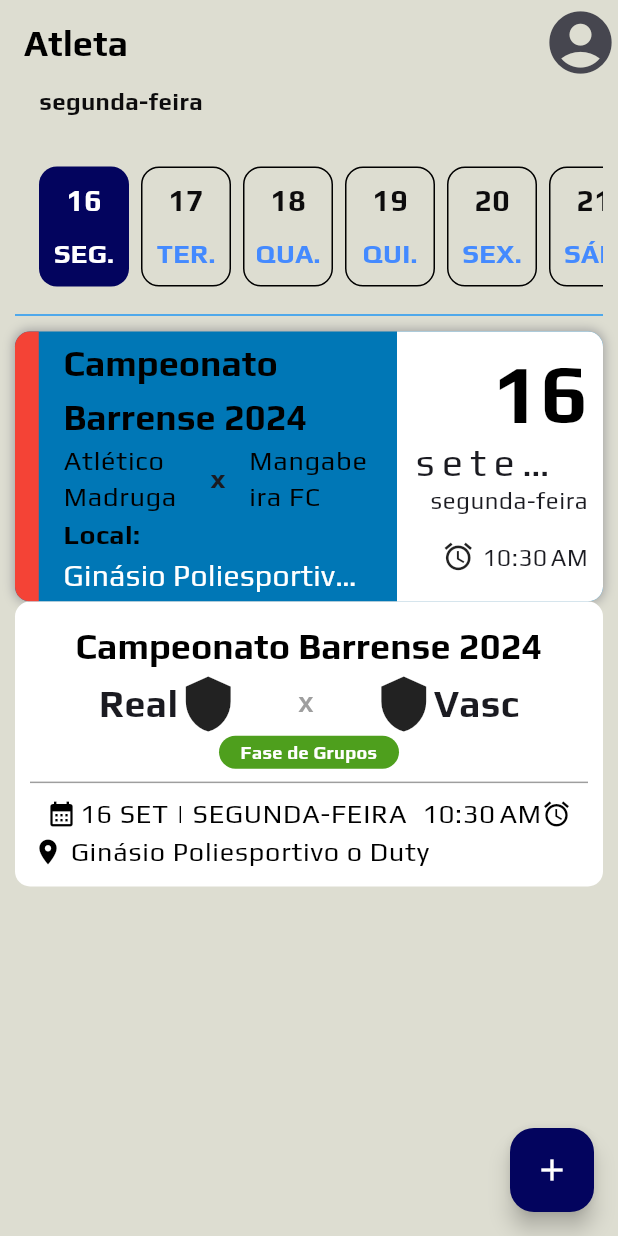
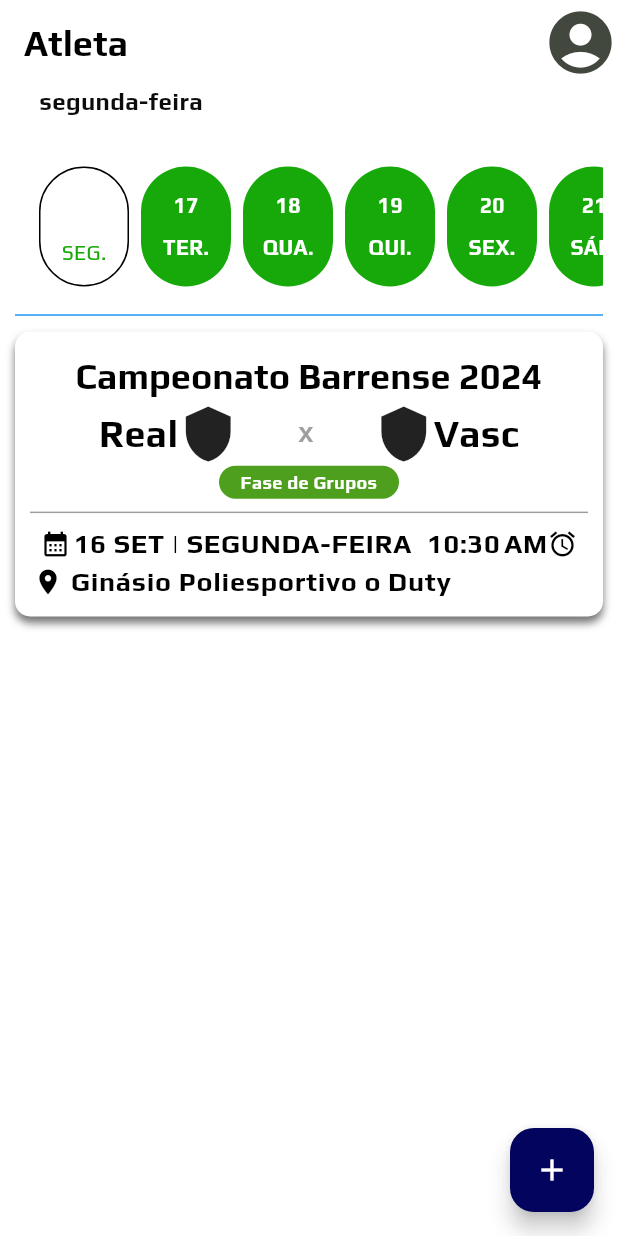
Before and after one commit to Ronnildo/Agenda_Fut, a Flutter app: the screen it shows after launch, after a tap on "Entrar", on a phone screen of 412 x 824 dp. Run offline on Flutter 3.47's test engine with Material 3 defaults, Android fonts, the phone set to English and light mode, and no system bars; drawn by our look-alikes of easy_date_timeline; our stand-ins replace firebase_core; accounts and stored records are empty; generated files the repository leaves out were written again.

Commit message:
refactoring UI

```diff
--- a/app/lib/src/core/theme.dart
+++ b/app/lib/src/core/theme.dart
@@ -5,10 +5,11 @@
     return ThemeData(
       useMaterial3: true,
       brightness: Brightness.light,
-      primaryColor: const Color(0xFF03045E),
+      primaryColor: const Color(0xFF17A909),
       colorScheme: ColorScheme.fromSeed(
-        seedColor: const Color(0xFF03045E),
-        background: const Color(0xFFDDDDD1),
+        seedColor: const Color(0xFF17A909),
+        background: const Color(0xFFFFFFFF),
+        primary: const Color(0xFF17A909),
       ),
       elevatedButtonTheme: ElevatedButtonThemeData(
         style: ElevatedButton.styleFrom(
@@ -30,45 +31,17 @@
         ),
       ),
       fontFamily: "Play",
-      textTheme: TextTheme(
-        // Textos comuns do código
-        bodySmall: const TextStyle(
-          fontSize: 16,
-          fontWeight: FontWeight.w300,
-        ),
-        bodyMedium: const TextStyle(
-          fontSize: 18,
-          fontWeight: FontWeight.bold,
-        ),
-        bodyLarge: const TextStyle(
-          fontSize: 20,
-          fontWeight: FontWeight.bold,
-        ),
-        //Display textos que precisam de um tom mais forte ou diferente
-        displaySmall: TextStyle(
-          fontSize: 12,
-          color: Colors.grey.withOpacity(0.8),
-          fontWeight: FontWeight.w600,
-        ),
-        displayLarge: const TextStyle(
-          color: Colors.black,
-          fontSize: 55,
-          fontWeight: FontWeight.bold,
-        ),
-        displayMedium: const TextStyle(
+      textTheme: const TextTheme(
+        /*
+         * Títulos Fonts que excedem 24 de tamanho
+         */
+        titleLarge: TextStyle(
           color: Colors.white,
           fontFamily: "BrunoAce",
           fontSize: 36,
           fontWeight: FontWeight.w600,
         ),
-        // Títulos Agenda, Card, Inputs
-        titleLarge: const TextStyle(
-          color: Colors.white,
-          fontFamily: "BrunoAce",
-          fontSize: 36,
-          fontWeight: FontWeight.w600,
-        ),
-        titleMedium: const TextStyle(
+        titleMedium: TextStyle(
           fontSize: 24,
           fontWeight: FontWeight.bold,
           color: Colors.black,
@@ -76,26 +49,66 @@
           wordSpacing: 0,
           letterSpacing: 0,
         ),
-        titleSmall: const TextStyle(
-          fontSize: 14,
+        titleSmall: TextStyle(
+          fontSize: 18,
           color: Colors.black,
           fontWeight: FontWeight.bold,
         ),
-        labelLarge: const TextStyle(
-          fontSize: 26,
-          fontWeight: FontWeight.w500,
-          letterSpacing: 5,
+        /**
+         * Textos pequenos entre 15 e 20 de tamanho
+         */
+        bodyLarge: TextStyle(
+          fontSize: 20,
+          fontWeight: FontWeight.bold,
+          color: Color(0xFF17A909),
+        ),
+        bodyMedium: TextStyle(
+          fontSize: 16,
+          fontWeight: FontWeight.bold,
+          color: Color(0xFF000000),
+        ),
+        bodySmall: TextStyle(
+          fontSize: 14,
+          fontWeight: FontWeight.w600,
+          color: Colors.black,
+        ),
+        /**
+         * Textos que precisam de uam formatação diferente
+        */
+        displayLarge: TextStyle(
+          color: Colors.black,
+          fontSize: 55,
+          fontWeight: FontWeight.bold,
+        ),
+        displayMedium: TextStyle(
+          color: Colors.white,
+          fontSize: 18,
+          fontWeight: FontWeight.w600,
+        ),
+        displaySmall: TextStyle(
+          fontSize: 12,
+          color: Color(0xFF484646),
+          fontWeight: FontWeight.w600,
+        ),
+        /**
+         * Textos de uso em caixas de textos ou interações com usuário
+         */
+        labelLarge: TextStyle(
+          fontSize: 18,
+          fontWeight: FontWeight.w600,
+          color: Colors.black,
+          letterSpacing: 3,
           height: 0,
         ),
-        labelMedium: const TextStyle(
+        labelMedium: TextStyle(
+          color: Colors.black,
+          fontWeight: FontWeight.w600,
+          fontSize: 18,
+        ),
+        labelSmall: TextStyle(
+          fontSize: 14,
           color: Colors.black,
           fontWeight: FontWeight.w300,
-          fontSize: 18,
-        ),
-        labelSmall: const TextStyle(
-          fontSize: 16,
-          color: Colors.black,
-          fontWeight: FontWeight.bold,
         ),
       ),
     );
--- a/app/lib/src/features/pages/auth/login_page.dart
+++ b/app/lib/src/features/pages/auth/login_page.dart
@@ -46,16 +46,16 @@
           children: [
             const CustomTitle(heightdiv: 2.8,),
             CustomInput(
-              label: "Digite seu E-mail",
-              hintText: "atleta@agenda.com",
+              label: "E-mail",
+              hintText: "Digite seu E-mail",
               controller: _emailController,
               icon: Icons.mail,
               obscureText: false,
               error: "",
             ),
             CustomInput(
-              label: "Digite sua Senha",
-              hintText: "atleta@123",
+              label: "Senha",
+              hintText: "Digite sua Senha",
               controller: _passController,
               icon: Icons.visibility,
               obscureText: true,
@@ -77,7 +77,7 @@
                   ),
                   child: Text(
                     "Esqueceu a senha?",
-                    style: Theme.of(context).textTheme.titleSmall,
+                    style: Theme.of(context).textTheme.bodySmall,
                     selectionColor: Colors.blue,
                   ),
                 ),
@@ -95,7 +95,7 @@
                     alignment: Alignment.centerLeft,
                     child: Text(
                       "Não tem uma Conta?",
-                      style: Theme.of(context).textTheme.titleSmall,
+                      style: Theme.of(context).textTheme.bodySmall,
                     ),
                   ),
                   Padding(
@@ -107,13 +107,13 @@
                           56,
                         ),
                         shape: RoundedRectangleBorder(
-                          borderRadius: BorderRadius.circular(10),
+                          borderRadius: BorderRadius.circular(5),
                         ),
                       ),
                       onPressed: register,
                       child: Text(
                         "Cadastre-se Agora",
-                        style: Theme.of(context).textTheme.bodyMedium,
+                        style: Theme.of(context).textTheme.labelLarge,
                       ),
                     ),
                   ),
--- a/app/lib/src/features/pages/home/home_page.dart
+++ b/app/lib/src/features/pages/home/home_page.dart
@@ -1,4 +1,3 @@
-
 import 'package:app/src/features/pages/details/details_page.dart';
 import 'package:app/src/features/pages/home/insert_page.dart';
 import 'package:app/src/features/pages/auth/perfil_page.dart';
@@ -84,10 +83,67 @@
         child: SingleChildScrollView(
           child: Column(
             children: [
-              ScrollCalendar(
-                timelineController: _easyInfiniteDateTimelineController,
+              EasyInfiniteDateTimeLine(
+                controller: _easyInfiniteDateTimelineController,
+                firstDate: DateTime.now(),
                 focusDate: _focusDate,
-                focusChange: () => focusChange(selectDate),
+                lastDate: DateTime(2102),
+                onDateChange: focusChange,
+                locale: 'pt',
+                activeColor: Colors.white,
+                dayProps: EasyDayProps(
+                  width: 60,
+                  height: 80,
+                  dayStructure: DayStructure.dayNumDayStr,
+                  todayHighlightColor: Theme.of(context).colorScheme.primary,
+                  todayHighlightStyle: TodayHighlightStyle.withBackground,
+                  todayStyle: DayStyle(
+                    decoration: BoxDecoration(
+                      color: Theme.of(context).colorScheme.primary,
+                      borderRadius: BorderRadius.circular(39),
+                    ),
+                    dayNumStyle: Theme.of(context).textTheme.displayMedium,
+                    dayStrStyle: const TextStyle(
+                      color: Colors.white,
+                      fontSize: 14,
+                      fontWeight: FontWeight.w700,
+                    ),
+                  ),
+                  inactiveDayStyle: DayStyle(
+                    decoration: BoxDecoration(
+                      color: Theme.of(context).colorScheme.primary,
+                      borderRadius: BorderRadius.circular(39),
+                    ),
+                    dayStrStyle: const TextStyle(
+                      color: Colors.white,
+                      fontSize: 14,
+                      fontWeight: FontWeight.w700,
+                    ),
+                    dayNumStyle: const TextStyle(
+                      color: Colors.white,
+                      fontSize: 14,
+                      fontWeight: FontWeight.w700,
+                    ),
+                  ),
+                  activeDayStyle: DayStyle(
+                    decoration: BoxDecoration(
+                      color: Colors.white,
+                      borderRadius: BorderRadius.circular(39),
+                      border: Border.all(width: 1),
+                    ),
+                    dayStrStyle: TextStyle(
+                      fontSize: 14,
+                      fontWeight: FontWeight.w300,
+                      color: Theme.of(context).colorScheme.primary,
+                    ),
+                    dayNumStyle: const TextStyle(
+                      color: Colors.white,
+                      fontSize: 18,
+                      fontWeight: FontWeight.w700,
+                    ),
+                  ),
+                  borderColor: Colors.black,
+                ),
               ),
               const Padding(
                 padding: EdgeInsets.symmetric(
@@ -98,16 +154,6 @@
                   thickness: 1,
                   color: Colors.blue,
                 ),
-              ),
-              CustomCardGame(
-                colorBar: Colors.red,
-                competitionName: "Campeonato Barrense 2024",
-                teamName: "Atlético Madruga",
-                advTeamName: "Mangabeira FC",
-                localeName: "Ginásio Poliesportivo o Duty",
-                date: DateTime.now(),
-                onTap: detalhes,
-                urlImage: "assets/images/escudo.png",
               ),
               NewCard(
                 // colorBar: Colors.amber,
--- a/app/lib/src/features/pages/home/insert_page.dart
+++ b/app/lib/src/features/pages/home/insert_page.dart
@@ -59,7 +59,7 @@
                   "Escudo da Equipe ou Banner do Jogo/Competição",
                   textAlign: TextAlign.center,
                   maxLines: 2,
-                  style: Theme.of(context).textTheme.titleSmall,
+                  style: Theme.of(context).textTheme.displaySmall,
                 ),
               ),
             ),
--- a/app/lib/src/features/widgets/custom_button.dart
+++ b/app/lib/src/features/widgets/custom_button.dart
@@ -20,9 +20,17 @@
       padding: const EdgeInsets.symmetric(horizontal: 16),
       child: ElevatedButton(
         onPressed: widget.onTap,
+        style: ElevatedButton.styleFrom(
+          backgroundColor: Theme.of(context).colorScheme.primary,
+          shape: RoundedRectangleBorder(
+            borderRadius: BorderRadius.circular(5),
+          ),
+        ),
         child: Text(
           widget.title,
+          style: Theme.of(context).textTheme.displayMedium,
         ),
+
       ),
     );
   }
--- a/app/lib/src/features/widgets/custom_input.dart
+++ b/app/lib/src/features/widgets/custom_input.dart
@@ -35,7 +35,7 @@
         children: [
           Text(
             widget.label,
-            style: Theme.of(context).textTheme.titleSmall,
+            style: Theme.of(context).textTheme.bodySmall,
           ),
           TextField(
             controller: widget.controller,
@@ -44,22 +44,30 @@
             decoration: InputDecoration(
               filled: true,
               fillColor: const Color(0xFFFEFEFE),
-              contentPadding: const EdgeInsets.all(18),
+              contentPadding: const EdgeInsets.all(20),
               hintText: widget.hintText,
               hintStyle: Theme.of(context).textTheme.labelSmall,
-              floatingLabelStyle: Theme.of(context).textTheme.bodySmall,
+              floatingLabelStyle: Theme.of(context).textTheme.labelMedium,
               suffixIcon: Icon(widget.icon),
               // errorStyle: const TextStyle(fontSize: 14, color: Colors.green),
-              border: const OutlineInputBorder(
+              border: OutlineInputBorder(
+                borderRadius: BorderRadius.circular(5),
+                borderSide: const BorderSide(
+                  color: Colors.black,
+                  width: 4,
+                ),
+              ),
+              enabledBorder: const OutlineInputBorder(
                 borderSide: BorderSide(
                   color: Colors.black,
                   width: 1.5,
                 ),
               ),
-              focusColor: Colors.white,
-              focusedBorder: const OutlineInputBorder(
+              focusColor: Colors.green,
+              focusedBorder: OutlineInputBorder(
                 borderSide: BorderSide(
-                  color: Color(0xFF03045E),
+                  color: Theme.of(context).colorScheme.primary,
+                  width: 1.5,
                 ),
               ),
             ),
--- a/app/lib/src/features/widgets/custom_title.dart
+++ b/app/lib/src/features/widgets/custom_title.dart
@@ -30,7 +30,7 @@
 class _MyPainter extends CustomPainter {
   @override
   void paint(Canvas canvas, Size size) {
-    final title = Paint()..color = const Color(0xFF03045E);
+    final title = Paint()..color = const Color(0xFF17A909);
 
     final path = Path()
       ..moveTo(0, 0)
--- a/app/lib/src/features/widgets/new_card.dart
+++ b/app/lib/src/features/widgets/new_card.dart
@@ -34,9 +34,16 @@
       width: MediaQuery.of(context).size.width,
       height: 190,
       decoration: BoxDecoration(
-        color: Colors.white,
-        borderRadius: BorderRadius.circular(10),
-      ),
+          color: Colors.white,
+          borderRadius: BorderRadius.circular(10),
+          boxShadow: const [
+            BoxShadow(
+              blurRadius: 4,
+              color: Colors.black54,
+              spreadRadius: 0,
+              offset: Offset(0, 4),
+            ),
+          ]),
       child: Column(
         mainAxisAlignment: MainAxisAlignment.spaceEvenly,
         children: [
@@ -129,9 +136,12 @@
                 size: 20,
                 color: Colors.black,
               ),
-              SizedBox( width: widget.date.day < 10 ? 5 : 2,),
+              SizedBox(
+                width: widget.date.day < 10 ? 5 : 2,
+              ),
               Text(
-                "${widget.date.day} ${DateFormat("MMMM", "pt_BR").format(widget.date).substring(0, 3)} | ${DateFormat("EEEE", "pt_BR").format(widget.date)}".toUpperCase(),
+                "${widget.date.day} ${DateFormat("MMMM", "pt_BR").format(widget.date).substring(0, 3)} | ${DateFormat("EEEE", "pt_BR").format(widget.date)}"
+                    .toUpperCase(),
                 style: Theme.of(context).textTheme.labelMedium,
               ),
               SizedBox(
@@ -160,7 +170,9 @@
                   size: 20,
                   color: Colors.black,
                 ),
-                const SizedBox(width: 5,),
+                const SizedBox(
+                  width: 5,
+                ),
                 Text(
                   widget.locale,
                   style: Theme.of(context).textTheme.labelMedium,
```
Also changed, not shown: app/lib/src/features/pages/auth/perfil_page.dart (+7 -4 lines), app/lib/src/features/pages/details/details_page.dart (+4 -4 lines), app/lib/src/features/pages/details/register_page.dart (+16 -7 lines), app/lib/src/features/widgets/custom_Insert_game.dart (+17 -9 lines), app/lib/src/features/widgets/date_or_hour.dart (+17 -6 lines).
